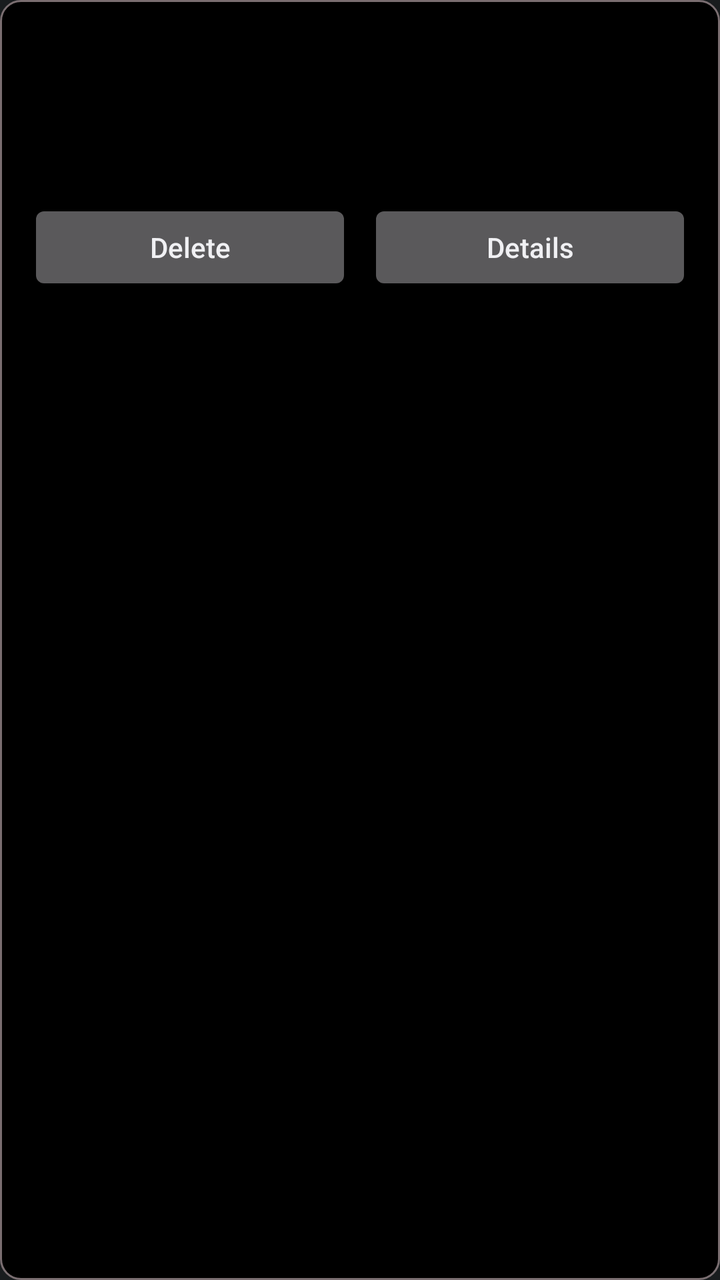
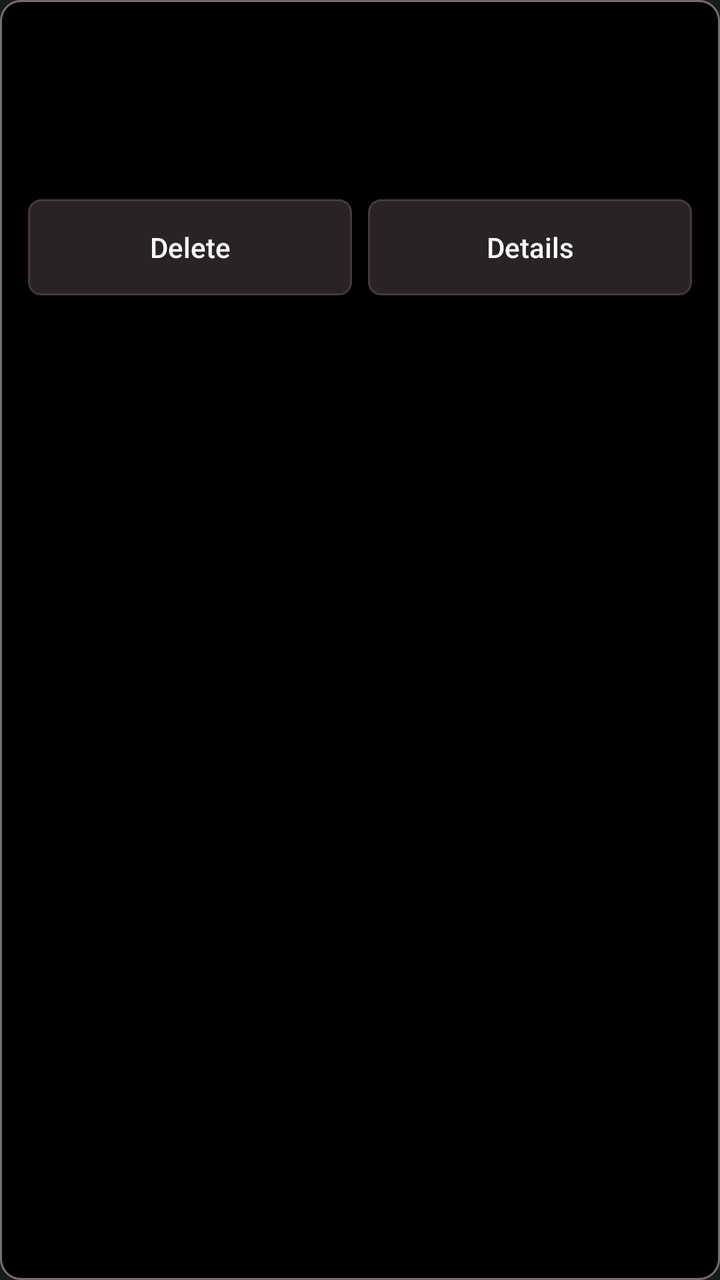

Two renders of the same Android screen: before a commit and after it. Below are the layout's source before the change and the commit's diff.
<!-- AndroidManifest.xml: another module's application theme android:Theme.DeviceDefault.NoActionBar -->
<!-- res/layout/item_skin_pack.xml -->
<?xml version="1.0" encoding="utf-8"?>
<LinearLayout xmlns:android="http://schemas.android.com/apk/res/android"
    android:layout_width="match_parent"
    android:layout_height="wrap_content"
    android:layout_marginTop="12dp"
    android:background="@drawable/skin_card_background"
    android:orientation="vertical"
    android:padding="14dp">

    <TextView
        android:id="@+id/skin_pack_name"
        android:layout_width="match_parent"
        android:layout_height="wrap_content"
        android:textColor="@color/text_primary"
        android:textSize="18sp"
        android:textStyle="bold" />

    <TextView
        android:id="@+id/skin_pack_author"
        android:layout_width="match_parent"
        android:layout_height="wrap_content"
        android:layout_marginTop="2dp"
        android:textColor="@color/text_muted"
        android:textSize="14sp" />

    <TextView
        android:id="@+id/skin_pack_state"
        android:layout_width="match_parent"
        android:layout_height="wrap_content"
        android:layout_marginTop="8dp"
        android:textColor="@color/text_primary"
        android:textSize="15sp"
        android:textStyle="bold" />

    <TextView
        android:id="@+id/skin_pack_delete_reason"
        android:layout_width="match_parent"
        android:layout_height="wrap_content"
        android:layout_marginTop="4dp"
        android:text="@string/skins_delete_blocked"
        android:textColor="@color/text_muted"
        android:textSize="14sp"
        android:visibility="gone" />

    <LinearLayout
        android:layout_width="match_parent"
        android:layout_height="wrap_content"
        android:layout_marginTop="12dp"
        android:orientation="horizontal">

        <Button
            android:id="@+id/skin_pack_delete"
            android:layout_width="0dp"
            android:layout_height="wrap_content"
            android:layout_weight="1"
            android:minHeight="48dp"
            android:text="@string/skins_delete"
            android:textAllCaps="false" />

        <Button
            android:id="@+id/skin_pack_details"
            android:layout_width="0dp"
            android:layout_height="wrap_content"
            android:layout_marginStart="8dp"
            android:layout_weight="1"
            android:minHeight="48dp"
            android:text="@string/skins_details"
            android:textAllCaps="false" />
    </LinearLayout>
</LinearLayout>
<!-- resources referenced by this layout -->
<resources>
  <color name="text_muted">#B5A9AC</color>
  <color name="text_primary">#FFFFFF</color>
  <!-- drawable skin_card_background (drawable) -->
  <?xml version="1.0" encoding="utf-8"?>
  <shape xmlns:android="http://schemas.android.com/apk/res/android" android:shape="rectangle">
      <solid android:color="@color/surface_panel" />
      <stroke android:width="1dp" android:color="@color/text_dim" />
      <corners android:radius="10dp" />
  </shape>
  <string name="skins_delete">Delete</string>
  <string name="skins_delete_blocked">In use — choose MODE: OFF in the game’s upper Pause → Options → Skins menu before deleting.</string>
  <string name="skins_details">Details</string>
  <color name="surface_panel">#000000</color>
  <color name="text_dim">#7A6E71</color>
</resources>

<!-- the commit's change to res/layout/item_skin_pack.xml (unified diff, before → after) -->
@@ -50,6 +50,7 @@
 
         <Button
             android:id="@+id/skin_pack_delete"
+            style="@style/DualSouls.Button.Secondary"
             android:layout_width="0dp"
             android:layout_height="wrap_content"
             android:layout_weight="1"
@@ -59,6 +60,7 @@
 
         <Button
             android:id="@+id/skin_pack_details"
+            style="@style/DualSouls.Button.Secondary"
             android:layout_width="0dp"
             android:layout_height="wrap_content"
             android:layout_marginStart="8dp"
<!-- resource entries referenced after the edit -->
@@ -12,7 +12,62 @@
   <string name="skins_delete">Delete</string>
   <string name="skins_delete_blocked">In use — choose MODE: OFF in the game’s upper Pause → Options → Skins menu before deleting.</string>
   <string name="skins_details">Details</string>
+  <style name="DualSouls.Button.Secondary" parent="@android:style/Widget.DeviceDefault.Button">
+          <item name="android:background">@drawable/button_secondary</item>
+          <item name="android:foreground">@drawable/focus_on_dark</item>
+          <item name="android:textColor">@color/button_text_secondary</item>
+          <item name="android:textSize">14sp</item>
+          <item name="android:textAllCaps">false</item>
+          <item name="android:minHeight">44dp</item>
+          <item name="android:minWidth">0dp</item>
+          <item name="android:paddingStart">12dp</item>
+          <item name="android:paddingEnd">12dp</item>
+          <item name="android:stateListAnimator">@null</item>
+      </style>
   <color name="surface_panel">#000000</color>
   <color name="text_dim">#7A6E71</color>
+  <!-- drawable button_secondary (drawable) -->
+  <?xml version="1.0" encoding="utf-8"?>
+  <selector xmlns:android="http://schemas.android.com/apk/res/android">
+      <item android:state_enabled="false">
+          <shape android:shape="rectangle">
+              <solid android:color="#171314" />
+              <stroke android:width="1dp" android:color="#2A2326" />
+              <corners android:radius="6dp" />
+          </shape>
+      </item>
+      <item android:state_pressed="true">
+          <shape android:shape="rectangle">
+              <solid android:color="#4A3F43" />
+              <stroke android:width="1dp" android:color="#6A5D62" />
+              <corners android:radius="6dp" />
+          </shape>
+      </item>
+      <item>
+          <shape android:shape="rectangle">
+              <solid android:color="#2A2326" />
+              <stroke android:width="1dp" android:color="#45393E" />
+              <corners android:radius="6dp" />
+          </shape>
+      </item>
+  </selector>
+  <!-- drawable focus_on_dark (drawable) -->
+  <?xml version="1.0" encoding="utf-8"?>
+  <selector xmlns:android="http://schemas.android.com/apk/res/android">
+      <item android:state_focused="true">
+          <shape android:shape="rectangle">
+              <solid android:color="@android:color/transparent" />
+              <stroke
+                  android:width="4dp"
+                  android:color="@color/text_primary" />
+              <corners android:radius="4dp" />
+          </shape>
+      </item>
+      <item>
+          <shape android:shape="rectangle">
+              <solid android:color="@android:color/transparent" />
+          </shape>
+      </item>
+  </selector>
 </resources>
 
